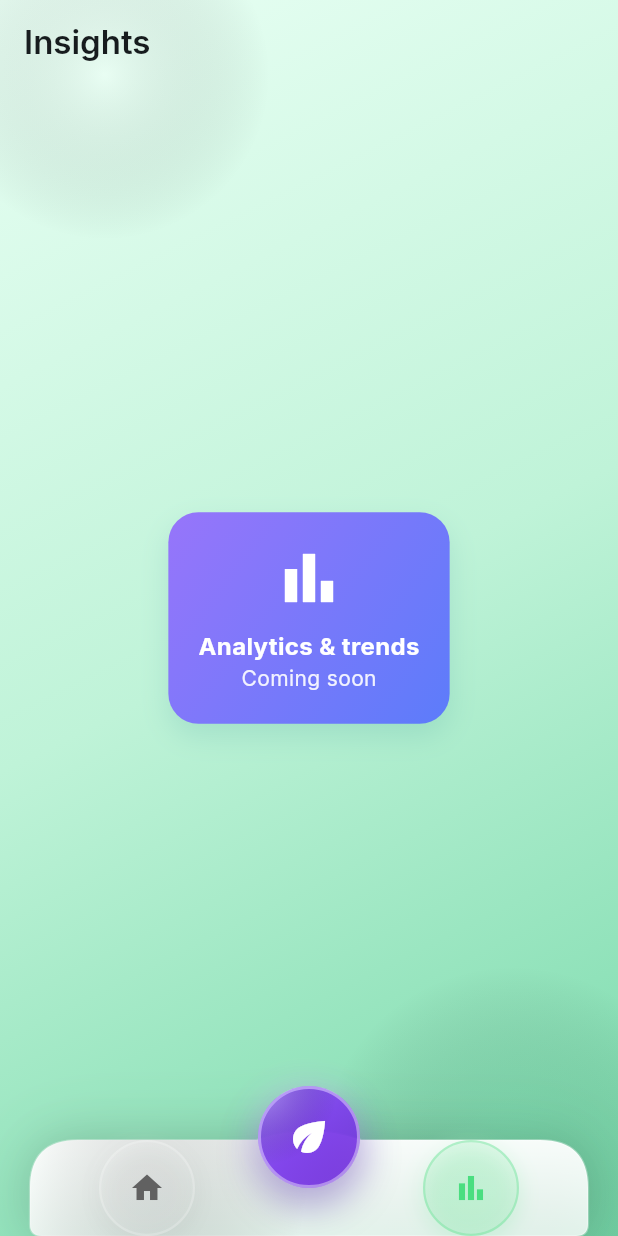
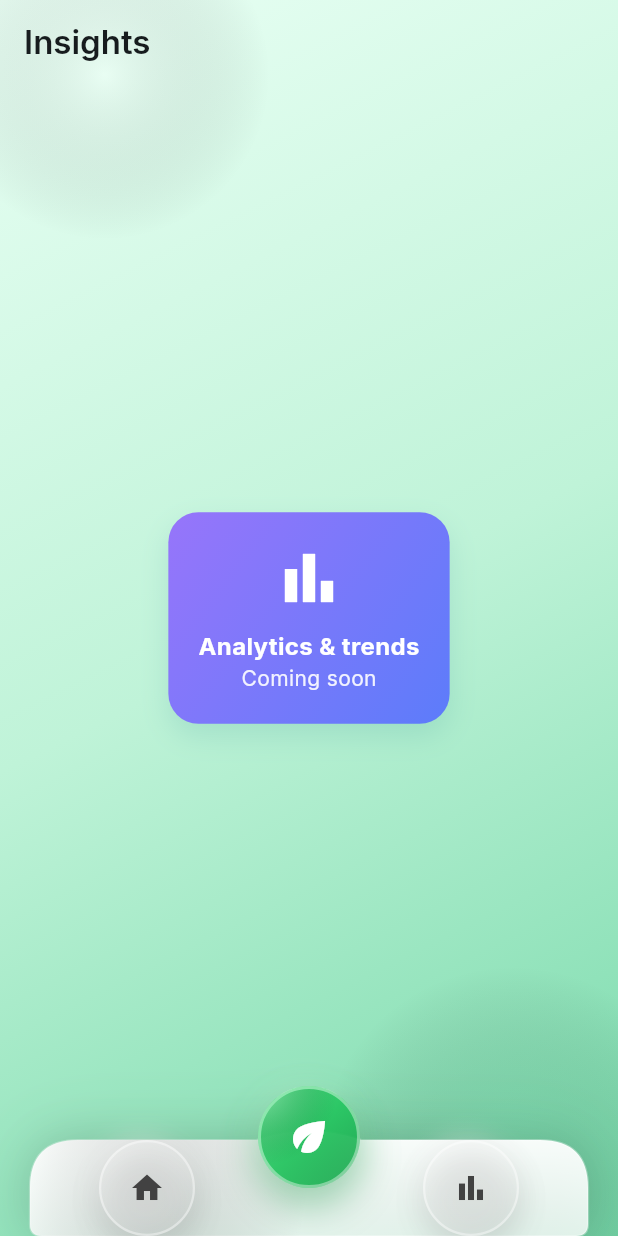
Before and after one commit to cursor2test1230-hub/hydro, a Flutter app: the screen it shows after launch, after a tap on "Nutrients", after a tap on "pH", after a tap on the "bar chart" icon, on a phone screen of 412 x 824 dp. Run offline on Flutter 3.47's test engine with Material 3 defaults, Android fonts, the phone set to English and light mode, and no system bars; our stand-ins replace google_fonts.

Commit message:
🎨 Transform plant CTA to joyful green & enhance home/bar icons with pure 3D glossy glass morphism effects

```diff
--- a/lib/main.dart
+++ b/lib/main.dart
@@ -125,7 +125,7 @@ class _RootScaffoldState extends State<RootScaffold> {
                             height: 64,
                             child: GlassMorphismIcon(
                               icon: Icons.home,
-                              isSelected: _selectedIndex == 0,
+                              isSelected: false,
                               selectedColor: const Color(0xFF4ADE80),
                             ),
                           ),
@@ -141,7 +141,7 @@ class _RootScaffoldState extends State<RootScaffold> {
                             height: 64,
                             child: GlassMorphismIcon(
                               icon: Icons.bar_chart,
-                              isSelected: _selectedIndex == 2,
+                              isSelected: false,
                               selectedColor: const Color(0xFF4ADE80),
                             ),
                           ),
@@ -976,41 +976,53 @@ class GlassMorphismIcon extends StatelessWidget {
         gradient: LinearGradient(
           begin: Alignment.topLeft,
           end: Alignment.bottomRight,
-          colors: isSelected
-            ? [
-                selectedColor.withValues(alpha: 0.15),
-                selectedColor.withValues(alpha: 0.08),
-              ]
-            : [
-                Colors.white.withValues(alpha: 0.12),
-                Colors.white.withValues(alpha: 0.06),
-              ],
+          colors: [
+            Colors.white.withValues(alpha: 0.25),
+            Colors.white.withValues(alpha: 0.15),
+            Colors.white.withValues(alpha: 0.08),
+          ],
         ),
         border: Border.all(
-          color: isSelected
-            ? selectedColor.withValues(alpha: 0.3)
-            : Colors.white.withValues(alpha: 0.2),
+          color: Colors.white.withValues(alpha: 0.4),
           width: 1.5,
         ),
         boxShadow: [
           BoxShadow(
-            color: isSelected
-              ? selectedColor.withValues(alpha: 0.2)
-              : Colors.black.withValues(alpha: 0.05),
-            blurRadius: 12,
-            offset: const Offset(0, 4),
+            color: Colors.black.withValues(alpha: 0.1),
+            blurRadius: 15,
+            offset: const Offset(0, 6),
+            spreadRadius: 1,
           ),
           BoxShadow(
-            color: Colors.white.withValues(alpha: 0.1),
-            blurRadius: 8,
-            offset: const Offset(-2, -2),
+            color: Colors.white.withValues(alpha: 0.3),
+            blurRadius: 12,
+            offset: const Offset(-3, -3),
+            spreadRadius: 1,
+          ),
+          BoxShadow(
+            color: Colors.black.withValues(alpha: 0.05),
+            blurRadius: 20,
+            offset: const Offset(0, 10),
           ),
         ],
       ),
-      child: Icon(
-        icon,
-        color: isSelected ? selectedColor : Colors.grey[700],
-        size: 24,
+      child: Container(
+        decoration: BoxDecoration(
+          shape: BoxShape.circle,
+          gradient: RadialGradient(
+            center: Alignment.topLeft,
+            radius: 0.8,
+            colors: [
+              Colors.white.withValues(alpha: 0.4),
+              Colors.transparent,
+            ],
+          ),
+        ),
+        child: Icon(
+          icon,
+          color: Colors.grey[800],
+          size: 24,
+        ),
       ),
     );
   }
@@ -1037,9 +1049,9 @@ class GlassMorphismCTAButton extends StatelessWidget {
           begin: Alignment.topLeft,
           end: Alignment.bottomRight,
           colors: [
-            const Color(0xFF8B5CF6).withValues(alpha: 0.95),
-            const Color(0xFF7C3AED).withValues(alpha: 0.9),
-            const Color(0xFF6D28D9).withValues(alpha: 0.85),
+            const Color(0xFF4ADE80).withValues(alpha: 0.95), // Joyful green
+            const Color(0xFF22C55E).withValues(alpha: 0.9),  // Medium green
+            const Color(0xFF16A34A).withValues(alpha: 0.85), // Darker green
           ],
         ),
         border: Border.all(
@@ -1048,7 +1060,7 @@ class GlassMorphismCTAButton extends StatelessWidget {
         ),
         boxShadow: [
           BoxShadow(
-            color: const Color(0xFF8B5CF6).withValues(alpha: 0.4),
+            color: const Color(0xFF4ADE80).withValues(alpha: 0.4),
             blurRadius: 20,
             offset: const Offset(0, 8),
             spreadRadius: 2,
```
